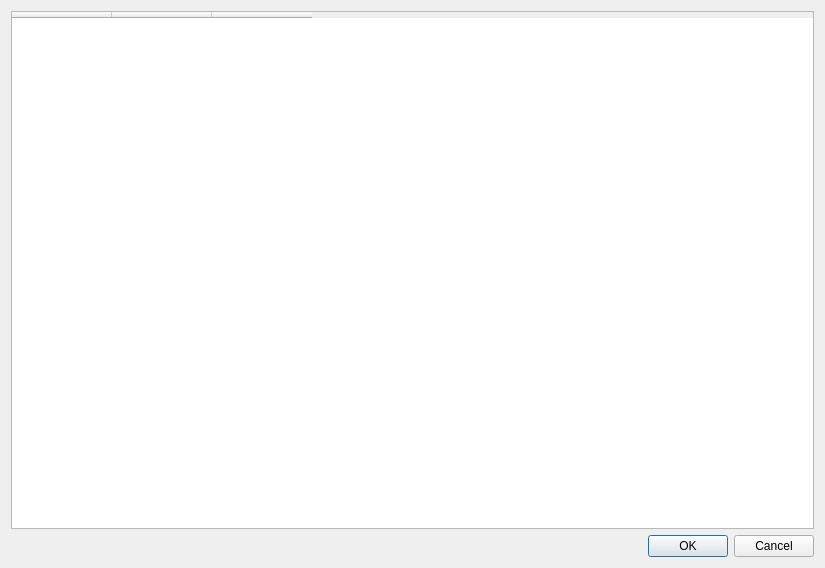
patrickdemond/Alder, file api/interface/qt/QSelectStudyDialog.ui: the form before one commit.
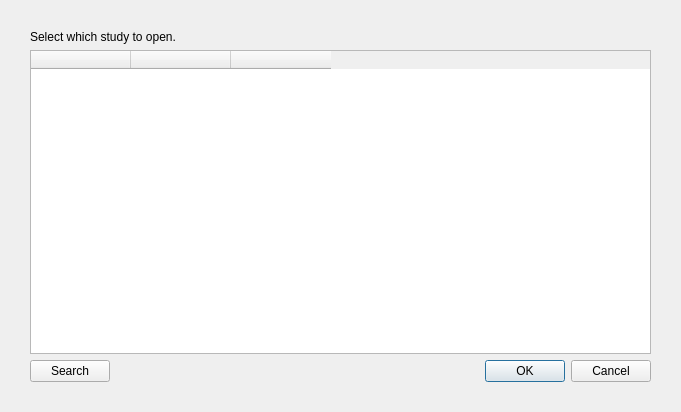
The form after the commit.

Diff of the .ui file:
```diff
--- a/api/interface/qt/QSelectStudyDialog.ui
+++ b/api/interface/qt/QSelectStudyDialog.ui
@@ -6,19 +6,32 @@
    <rect>
     <x>0</x>
     <y>0</y>
-    <width>825</width>
-    <height>568</height>
+    <width>681</width>
+    <height>412</height>
    </rect>
   </property>
   <property name="windowTitle">
    <string>Form</string>
   </property>
   <layout class="QVBoxLayout" name="verticalLayout_2">
+   <property name="spacing">
+    <number>6</number>
+   </property>
+   <property name="margin">
+    <number>30</number>
+   </property>
+   <item>
+    <widget class="QLabel" name="label">
+     <property name="text">
+      <string>Select which study to open.</string>
+     </property>
+    </widget>
+   </item>
    <item>
     <widget class="QTableWidget" name="studyTableWidget">
      <property name="minimumSize">
       <size>
-       <width>741</width>
+       <width>0</width>
        <height>0</height>
       </size>
      </property>
@@ -26,40 +39,39 @@
       <property name="text">
        <string/>
       </property>
-      <property name="font">
-       <font>
-        <pointsize>1</pointsize>
-       </font>
-      </property>
      </column>
      <column>
       <property name="text">
        <string/>
       </property>
-      <property name="font">
-       <font>
-        <pointsize>1</pointsize>
-       </font>
-      </property>
      </column>
      <column>
       <property name="text">
        <string/>
       </property>
-      <property name="font">
-       <font>
-        <pointsize>1</pointsize>
-       </font>
-      </property>
      </column>
     </widget>
    </item>
    <item>
-    <widget class="QDialogButtonBox" name="buttonBox">
-     <property name="standardButtons">
-      <set>QDialogButtonBox::Cancel|QDialogButtonBox::Ok</set>
-     </property>
-    </widget>
+    <layout class="QHBoxLayout" name="horizontalLayout">
+     <item>
+      <widget class="QPushButton" name="searchPushButton">
+       <property name="text">
+        <string>Search</string>
+       </property>
+      </widget>
+     </item>
+     <item>
+      <widget class="QDialogButtonBox" name="buttonBox">
+       <property name="standardButtons">
+        <set>QDialogButtonBox::Cancel|QDialogButtonBox::Ok</set>
+       </property>
+       <property name="centerButtons">
+        <bool>false</bool>
+       </property>
+      </widget>
+     </item>
+    </layout>
    </item>
   </layout>
  </widget>
```
